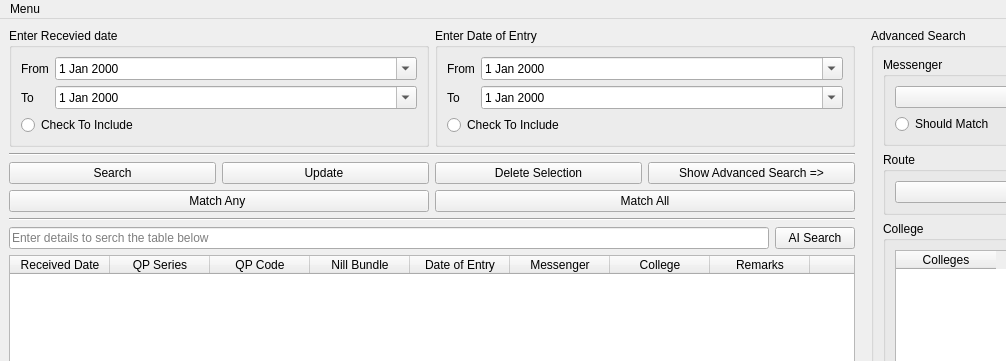
Before: the Qt Designer form Other Files/Bundle Browser.ui in abhi245y/cd-unit-bundle-manager-2.0, drawn with Qt 5; both pictures show x 0 to 1006 and y 0 to 361 of the 1194 by 587 pixel window.
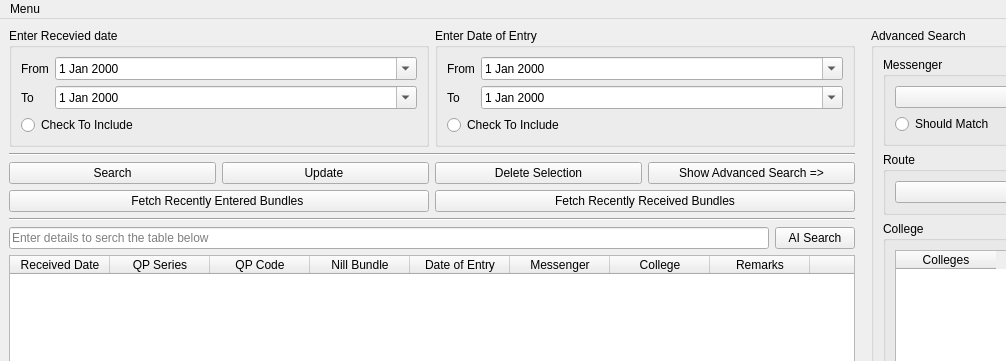
After: the same form once the commit is applied. Icons and pictures are not drawn.

Patch:
```diff
--- a/Other Files/Bundle Browser.ui
+++ b/Other Files/Bundle Browser.ui
@@ -239,14 +239,14 @@
         <item>
          <widget class="QPushButton" name="matchAnyFilterPB">
           <property name="text">
-           <string>Match Any </string>
+           <string>Fetch Recently Entered Bundles </string>
           </property>
          </widget>
         </item>
         <item>
          <widget class="QPushButton" name="matchAllFilterPB">
           <property name="text">
-           <string>Match All</string>
+           <string>Fetch Recently Received Bundles</string>
           </property>
          </widget>
         </item>
```
Left out of the diff: 12 changed lines with no effect on the pictures.
